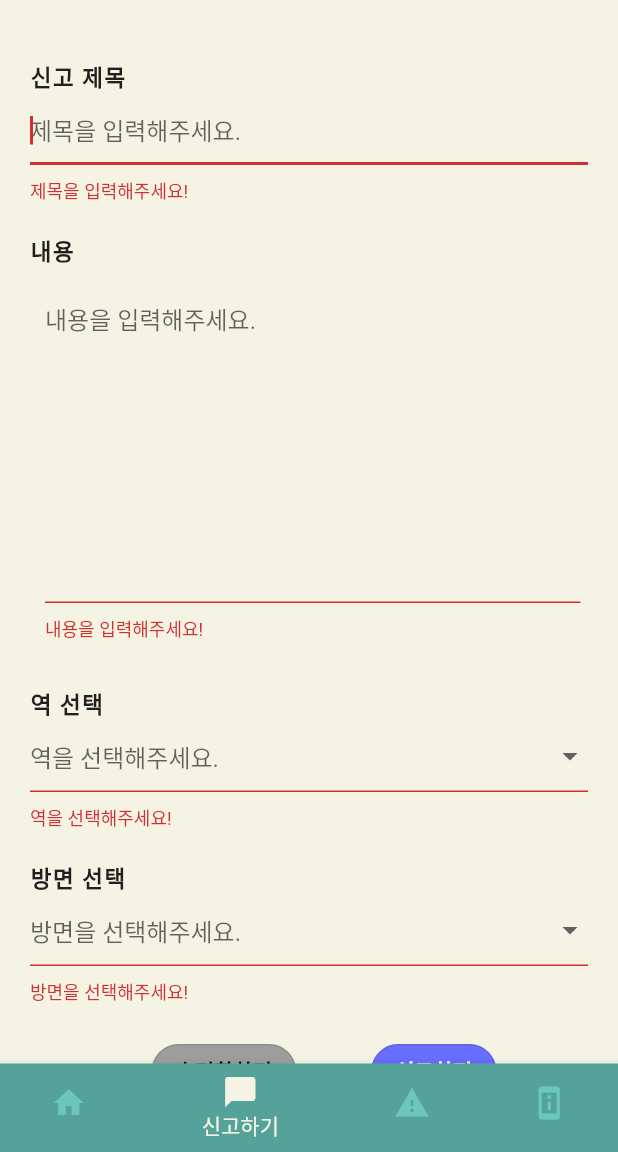
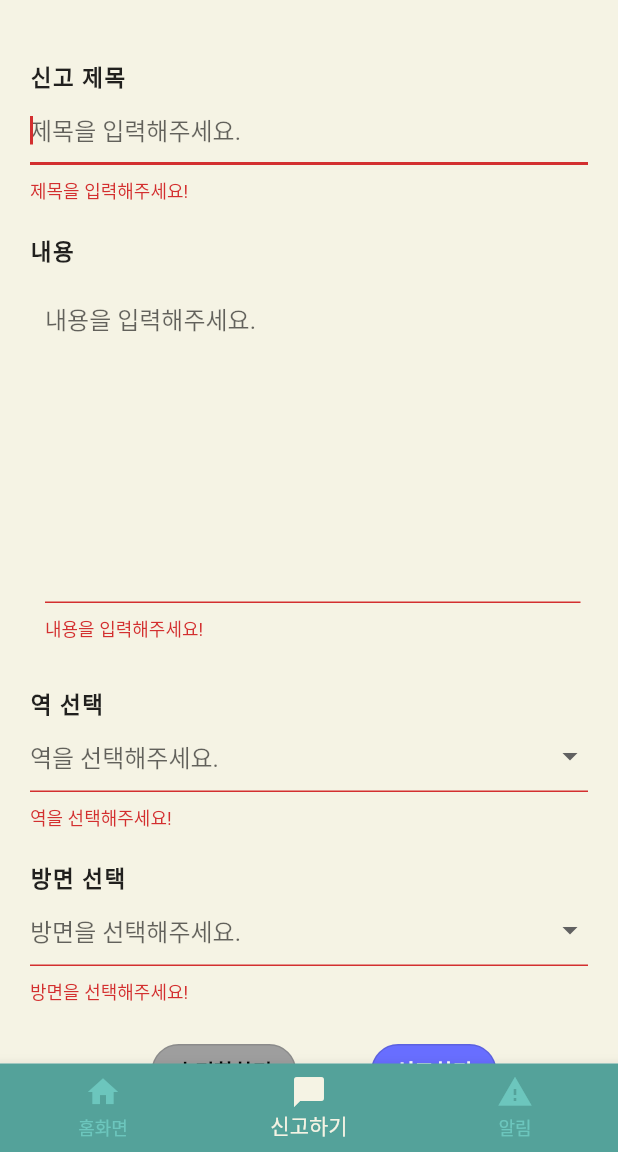
Before and after one commit to 2023-SubwayCongestion/SubwayCongestionApp, a Flutter app: the screen it shows once a user with an empty profile is signed in, item 2 of the bottom bar chosen, after a tap on "신고하기", on a phone screen of 412 x 824 dp, the part 84-1236 px from its top. Run offline on Flutter 3.47's test engine with Material 2 defaults, Android fonts, the phone set to English and light mode, and no system bars; our stand-ins replace cloud_firestore, firebase_auth, firebase_core, firebase_messaging, fl_chart, flutter_local_notifications; missing offline and left inert: flutter_donation_buttons; accounts and stored records are empty.

Commit message:
update : 0906

```diff
--- a/lib/screen/home_screen.dart
+++ b/lib/screen/home_screen.dart
@@ -30,7 +30,7 @@ class _HomeScreenState extends State<HomeScreen> {
     SubwayLine(),
     ReportPage(),
     NotificationScreen(),
-    UserPage(),
+    // UserPage(),
   ];
 
   @override
--- a/lib/screen/notification_screen.dart
+++ b/lib/screen/notification_screen.dart
@@ -1,6 +1,8 @@
 import 'package:flutter/material.dart';
 import 'package:subway_congestion/header.dart';
 import 'package:cloud_firestore/cloud_firestore.dart';
+
+import '../widget/myMenu.dart';
 
 class NotificationScreen extends StatefulWidget {
   const NotificationScreen({super.key});
@@ -25,6 +27,7 @@ class _NotificationScreenState extends State<NotificationScreen> {
         elevation: 0.0,
         backgroundColor: Color.fromRGBO(84, 162, 154, 1),
       ),
+      drawer: myMenu(),
       body: Center(
         child:
         Padding(
--- a/lib/screen/report_screen.dart
+++ b/lib/screen/report_screen.dart
@@ -3,6 +3,7 @@ import 'package:provider/provider.dart';
 import 'package:subway_congestion/header.dart';
 import '../services/firebase_auth_methods.dart';
 import '../widget/bottom_bar.dart';
+import '../widget/myMenu.dart';
 import 'home_screen.dart';
 import 'package:cloud_firestore/cloud_firestore.dart';
 import 'package:intl/intl.dart'; // For formatting timestamp
@@ -42,60 +43,11 @@ class _ReportPage extends State<ReportPage> {
           elevation: 0.0,
           backgroundColor: Color.fromRGBO(84, 162, 154, 1),
         ),
-        drawer: Drawer(
-          // 앱바 왼편에 햄버거 버튼 생성
-          child: ListView(
-            padding: EdgeInsets.zero,
-            children: [
-              UserAccountsDrawerHeader(
-                currentAccountPicture: CircleAvatar(
-                  backgroundImage: AssetImage('assets/logo.png'),
-                  backgroundColor: Colors.white,
-                ),
-                // otherAccountsPictures: [
-                //   CircleAvatar(
-                //     // backgroundImage: AssetImage('assets/github.png'),
-                //     backgroundColor: Colors.white,
-                //   )
-                // ],
-                accountName: Text('멋진쟃빛박쥐#0011'),
-                accountEmail: Text(user.email!),
-                onDetailsPressed: () {
-                  print('arrow is clicked');
-                },
-                decoration: BoxDecoration(
-                    color: Color.fromRGBO(84, 162, 154, 1),
-                    borderRadius: BorderRadius.only(
-                        bottomLeft: Radius.circular(40.0),
-                        bottomRight: Radius.circular(40.0))),
-              ),
-              ListTile(
-                leading: Icon(Icons.location_on, color: Colors.grey[850]),
-                title: Text('위치'),
-                onTap: () {
-                  print('Home is clicked');
-                },
-                trailing: Icon(Icons.add),
-              ),
-              ListTile(
-                leading: Icon(Icons.settings, color: Colors.grey[850]),
-                title: Text('설정'),
-                onTap: () {
-                  print('Setting is clicked');
-                },
-                trailing: Icon(Icons.add),
-              ),
-              ListTile(
-                leading: Icon(Icons.campaign, color: Colors.grey[850]),
-                title: Text('공지사항'),
-                onTap: () {
-                  print('Q&A is clicked');
-                },
-                trailing: Icon(Icons.add),
-              ),
-            ],
-          ),
-        ),
+        drawer: myMenu(),
+
+
+
+
         body: ListView(
             padding: const EdgeInsets.fromLTRB(20.0, 40.0, 0.0, 0.0),
             children: <Widget>[
--- a/lib/screen/subwayLine_screen.dart
+++ b/lib/screen/subwayLine_screen.dart
@@ -3,6 +3,7 @@ import 'package:provider/provider.dart';
 import 'package:subway_congestion/widget/circle_slider.dart';
 
 import '../services/firebase_auth_methods.dart';
+import '../widget/myMenu.dart';
 
 class SubwayLine extends StatefulWidget {
   const SubwayLine({super.key});
@@ -53,60 +54,64 @@ class _SubwayLineState extends State<SubwayLine> {
         elevation: 0.0,
         backgroundColor: Color.fromRGBO(84, 162, 154, 1),
       ),
-      drawer: Drawer(
-        // 앱바 왼편에 햄버거 버튼 생성
-        child: ListView(
-          padding: EdgeInsets.zero,
-          children: [
-            UserAccountsDrawerHeader(
-              currentAccountPicture: CircleAvatar(
-                backgroundImage: AssetImage('assets/logo.png'),
-                backgroundColor: Colors.white,
-              ),
-              // otherAccountsPictures: [
-              //   CircleAvatar(
-              //     // backgroundImage: AssetImage('assets/github.png'),
-              //     backgroundColor: Colors.white,
-              //   )
-              // ],
-              accountName: Text('멋진쟃빛박쥐#0011'),
-              accountEmail: Text(user.email!),
-              onDetailsPressed: () {
-                print('arrow is clicked');
-              },
-              decoration: BoxDecoration(
-                  color: Color.fromRGBO(84, 162, 154, 1),
-                  borderRadius: BorderRadius.only(
-                      bottomLeft: Radius.circular(40.0),
-                      bottomRight: Radius.circular(40.0))),
-            ),
-            ListTile(
-              leading: Icon(Icons.location_on, color: Colors.grey[850]),
-              title: Text('위치'),
-              onTap: () {
-                print('Home is clicked');
-              },
-              trailing: Icon(Icons.add),
-            ),
-            ListTile(
-              leading: Icon(Icons.settings, color: Colors.grey[850]),
-              title: Text('설정'),
-              onTap: () {
-                print('Setting is clicked');
-              },
-              trailing: Icon(Icons.add),
-            ),
-            ListTile(
-              leading: Icon(Icons.campaign, color: Colors.grey[850]),
-              title: Text('공지사항'),
-              onTap: () {
-                print('Q&A is clicked');
-              },
-              trailing: Icon(Icons.add),
-            ),
-          ],
-        ),
-      ),
+      drawer: myMenu(),
+
+      // drawer: Drawer(
+      //   // 앱바 왼편에 햄버거 버튼 생성
+      //   child: ListView(
+      //     padding: EdgeInsets.zero,
+      //     children: [
+      //       UserAccountsDrawerHeader(
+      //         currentAccountPicture: CircleAvatar(
+      //           backgroundImage: AssetImage('assets/logo.png'),
+      //           backgroundColor: Colors.white,
+      //         ),
+      //         // otherAccountsPictures: [
+      //         //   CircleAvatar(
+      //         //     // backgroundImage: AssetImage('assets/github.png'),
+      //         //     backgroundColor: Colors.white,
+      //         //   )
+      //         // ],
+      //         accountName: Text('멋진쟃빛박쥐#0011'),
+      //         accountEmail: Text(user.email!),
+      //         onDetailsPressed: () {
+      //           print('arrow is clicked');
+      //         },
+      //         decoration: BoxDecoration(
+      //             color: Color.fromRGBO(84, 162, 154, 1),
+      //             borderRadius: BorderRadius.only(
+      //                 bottomLeft: Radius.circular(40.0),
+      //                 bottomRight: Radius.circular(40.0))),
+      //       ),
+      //       ListTile(
+      //         leading: Icon(Icons.location_on, color: Colors.grey[850]),
+      //         title: Text('위치'),
+      //         onTap: () {
+      //           print('Home is clicked');
+      //         },
+      //         trailing: Icon(Icons.add),
+      //       ),
+      //       ListTile(
+      //         leading: Icon(Icons.settings, color: Colors.grey[850]),
+      //         title: Text('설정'),
+      //         onTap: () {
+      //           print('Setting is clicked');
+      //         },
+      //         trailing: Icon(Icons.add),
+      //       ),
+      //       ListTile(
+      //         leading: Icon(Icons.door_front_door_outlined, color: Colors.grey[850]),
+      //         title: Text('로그아웃'),
+      //         onTap: () {
+      //           context.read<FirebaseAuthMethods>().signOut(context);
+      //         },
+      //         trailing: Icon(Icons.add),
+      //       ),
+      //     ],
+      //   ),
+      // ),
+
+
     );
   }
 }
--- a/lib/widget/bottom_bar.dart
+++ b/lib/widget/bottom_bar.dart
@@ -32,10 +32,10 @@ class _BottomBarState extends State<BottomBar> {
             icon: Icon(Icons.warning),
             label: '알림',
           ),
-          BottomNavigationBarItem(
-            icon: Icon(Icons.perm_device_information_rounded),
-            label: '앱 정보',
-          ),
+          // BottomNavigationBarItem(
+          //   icon: Icon(Icons.perm_device_information_rounded),
+          //   label: '앱 정보',
+          // ),
           // BottomNavigationBarItem(
           //   icon: Icon(Icons.people_sharp),
           //   label: '마이페이지',
--- /dev/null
+++ b/lib/widget/myMenu.dart
@@ -0,0 +1,67 @@
+import 'package:flutter/material.dart';
+import 'package:flutter_donation_buttons/flutter_donation_buttons.dart';
+import 'package:provider/provider.dart';
+import '../services/firebase_auth_methods.dart';
+import '../widget/custom_button.dart';
+import '../widget/custom_image.dart';
+
+class myMenu extends StatelessWidget {
+
+  const myMenu({
+    Key? key,
+  }) : super(key: key);
+
+  @override
+  Widget build(BuildContext context) {
+    final user = context.read<FirebaseAuthMethods>().user;
+    return Drawer(
+      child: ListView(
+        padding: EdgeInsets.zero,
+        children: [
+          UserAccountsDrawerHeader(
+            currentAccountPicture: CircleAvatar(
+              backgroundImage: AssetImage('assets/logo.png'),
+              backgroundColor: Colors.white,
+            ),
+            accountName: Text('멋진쟃빛박쥐#0011'),
+            accountEmail: Text(user?.email ?? ''),
+            onDetailsPressed: () {
+              print('arrow is clicked');
+            },
+            decoration: BoxDecoration(
+              color: Color.fromRGBO(84, 162, 154, 1),
+              borderRadius: BorderRadius.only(
+                bottomLeft: Radius.circular(40.0),
+                bottomRight: Radius.circular(40.0),
+              ),
+            ),
+          ),
+          ListTile(
+            leading: Icon(Icons.location_on, color: Colors.grey[850]),
+            title: Text('위치'),
+            onTap: () {
+              print('Home is clicked');
+            },
+            trailing: Icon(Icons.add),
+          ),
+          ListTile(
+            leading: Icon(Icons.settings, color: Colors.grey[850]),
+            title: Text('설정'),
+            onTap: () {
+              print('Setting is clicked');
+            },
+            trailing: Icon(Icons.add),
+          ),
+          ListTile(
+            leading: Icon(Icons.door_front_door_outlined, color: Colors.grey[850]),
+            title: Text('로그아웃'),
+            onTap: () {
+              context.read<FirebaseAuthMethods>().signOut(context);
+            },
+            trailing: Icon(Icons.add),
+          ),
+        ],
+      ),
+    );
+  }
+}
```
